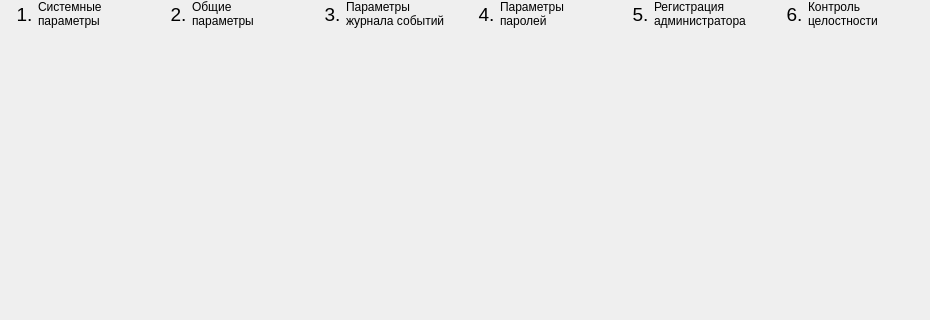
Above: panels/InitPanel.ui from m6v/sobol before the change; both pictures show x 0 to 930 and y 0 to 320 of the 930 by 598 pixel window. Below: the same form after it.
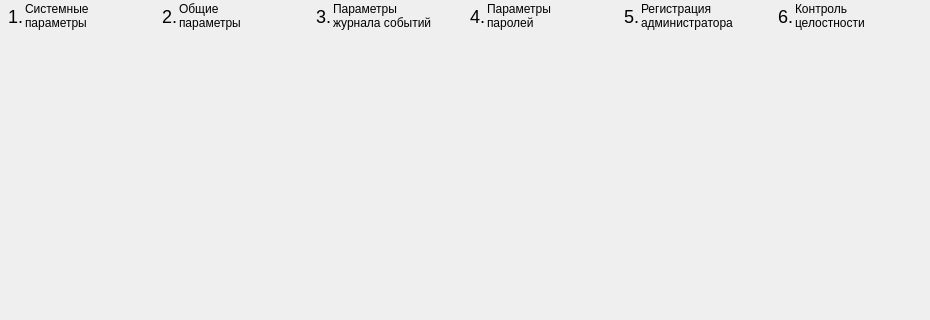
That is the form after the change.

Patch:
```diff
--- a/panels/InitPanel.ui
+++ b/panels/InitPanel.ui
@@ -27,7 +27,7 @@
     <number>0</number>
    </property>
    <item>
-    <layout class="QHBoxLayout" name="horizontal_layout" stretch="0,0,0,0,0,0,0,0,0,0,0,0">
+    <layout class="QHBoxLayout" name="horizontal_layout" stretch="0,0,0,0,0,0">
      <property name="spacing">
       <number>0</number>
      </property>
@@ -39,15 +39,17 @@
      </property>
      <item>
       <widget class="QLabel" name="label_1">
-       <property name="font">
-        <font>
-         <family>Arimo</family>
-         <pointsize>14</pointsize>
-         <italic>false</italic>
-        </font>
+       <property name="sizePolicy">
+        <sizepolicy hsizetype="Expanding" vsizetype="Preferred">
+         <horstretch>0</horstretch>
+         <verstretch>0</verstretch>
+        </sizepolicy>
        </property>
        <property name="text">
-        <string>  1. </string>
+        <string>&lt;table&gt;&lt;tr&gt;&lt;td style=&quot;font-size: 18px; vertical-align: middle;&quot;&gt;1.&lt;/td&gt;&lt;td&gt;Системные&lt;br&gt;параметры&lt;/td&gt;&lt;/tr&gt;&lt;/table&gt;</string>
+       </property>
+       <property name="textFormat">
+        <enum>Qt::RichText</enum>
        </property>
       </widget>
      </item>
@@ -60,21 +62,23 @@
         </sizepolicy>
        </property>
        <property name="text">
-        <string>Системные
-параметры</string>
+        <string>&lt;table&gt;&lt;tr&gt;&lt;td style=&quot;font-size: 18px; vertical-align: middle;&quot;&gt;2.&lt;/td&gt;&lt;td&gt;Общие&lt;br&gt;параметры&lt;/td&gt;&lt;/tr&gt;&lt;/table&gt;</string>
+       </property>
+       <property name="textFormat">
+        <enum>Qt::RichText</enum>
        </property>
       </widget>
      </item>
      <item>
       <widget class="QLabel" name="label_3">
-       <property name="font">
-        <font>
-         <family>Arimo</family>
-         <pointsize>14</pointsize>
-        </font>
+       <property name="sizePolicy">
+        <sizepolicy hsizetype="Expanding" vsizetype="Preferred">
+         <horstretch>0</horstretch>
+         <verstretch>0</verstretch>
+        </sizepolicy>
        </property>
        <property name="text">
-        <string>  2. </string>
+        <string>&lt;table&gt;&lt;tr&gt;&lt;td style=&quot;font-size: 18px; vertical-align: middle;&quot;&gt;3.&lt;/td&gt;&lt;td&gt;Параметры&lt;br&gt;журнала событий&lt;/td&gt;&lt;/tr&gt;&lt;/table&gt;</string>
        </property>
       </widget>
      </item>
@@ -87,21 +91,20 @@
         </sizepolicy>
        </property>
        <property name="text">
-        <string>Общие
-параметры</string>
+        <string>&lt;table&gt;&lt;tr&gt;&lt;td style=&quot;font-size: 18px; vertical-align: middle;&quot;&gt;4.&lt;/td&gt;&lt;td&gt;Параметры&lt;br&gt;паролей&lt;/td&gt;&lt;/tr&gt;&lt;/table&gt;</string>
        </property>
       </widget>
      </item>
      <item>
       <widget class="QLabel" name="label_5">
-       <property name="font">
-        <font>
-         <family>Arimo</family>
-         <pointsize>14</pointsize>
-        </font>
+       <property name="sizePolicy">
+        <sizepolicy hsizetype="Expanding" vsizetype="Preferred">
+         <horstretch>0</horstretch>
+         <verstretch>0</verstretch>
+        </sizepolicy>
        </property>
        <property name="text">
-        <string>  3. </string>
+        <string>&lt;table&gt;&lt;tr&gt;&lt;td style=&quot;font-size: 18px; vertical-align: middle;&quot;&gt;5.&lt;/td&gt;&lt;td&gt;Регистрация&lt;br&gt;администратора&lt;/td&gt;&lt;/tr&gt;&lt;/table&gt;</string>
        </property>
       </widget>
      </item>
@@ -114,89 +117,7 @@
         </sizepolicy>
        </property>
        <property name="text">
-        <string>Параметры
-журнала событий</string>
-       </property>
-      </widget>
-     </item>
-     <item>
-      <widget class="QLabel" name="label_7">
-       <property name="font">
-        <font>
-         <family>Arimo</family>
-         <pointsize>14</pointsize>
-        </font>
-       </property>
-       <property name="text">
-        <string>  4. </string>
-       </property>
-      </widget>
-     </item>
-     <item>
-      <widget class="QLabel" name="label_8">
-       <property name="sizePolicy">
-        <sizepolicy hsizetype="Expanding" vsizetype="Preferred">
-         <horstretch>0</horstretch>
-         <verstretch>0</verstretch>
-        </sizepolicy>
-       </property>
-       <property name="text">
-        <string>Параметры
-паролей</string>
-       </property>
-      </widget>
-     </item>
-     <item>
-      <widget class="QLabel" name="label_9">
-       <property name="font">
-        <font>
-         <family>Arimo</family>
-         <pointsize>14</pointsize>
-        </font>
-       </property>
-       <property name="text">
-        <string>  5. </string>
-       </property>
-      </widget>
-     </item>
-     <item>
-      <widget class="QLabel" name="label_10">
-       <property name="sizePolicy">
-        <sizepolicy hsizetype="Expanding" vsizetype="Preferred">
-         <horstretch>0</horstretch>
-         <verstretch>0</verstretch>
-        </sizepolicy>
-       </property>
-       <property name="text">
-        <string>Регистрация
-администратора</string>
-       </property>
-      </widget>
-     </item>
-     <item>
-      <widget class="QLabel" name="label_11">
-       <property name="font">
-        <font>
-         <family>Arimo</family>
-         <pointsize>14</pointsize>
-        </font>
-       </property>
-       <property name="text">
-        <string>  6. </string>
-       </property>
-      </widget>
-     </item>
-     <item>
-      <widget class="QLabel" name="label_12">
-       <property name="sizePolicy">
-        <sizepolicy hsizetype="Expanding" vsizetype="Preferred">
-         <horstretch>0</horstretch>
-         <verstretch>0</verstretch>
-        </sizepolicy>
-       </property>
-       <property name="text">
-        <string>Контроль
-целостности</string>
+        <string>&lt;table&gt;&lt;tr&gt;&lt;td style=&quot;font-size: 18px; vertical-align: middle;&quot;&gt;6.&lt;/td&gt;&lt;td&gt;Контроль&lt;br&gt;целостности&lt;/td&gt;&lt;/tr&gt;&lt;/table&gt;</string>
        </property>
       </widget>
      </item>
```
